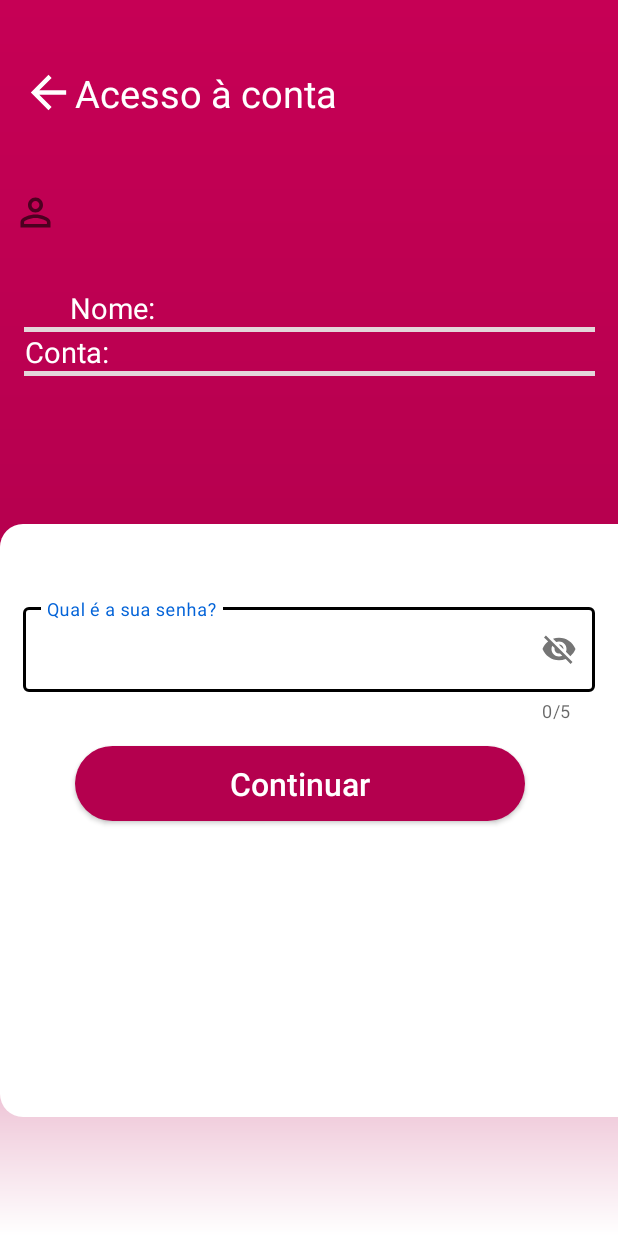
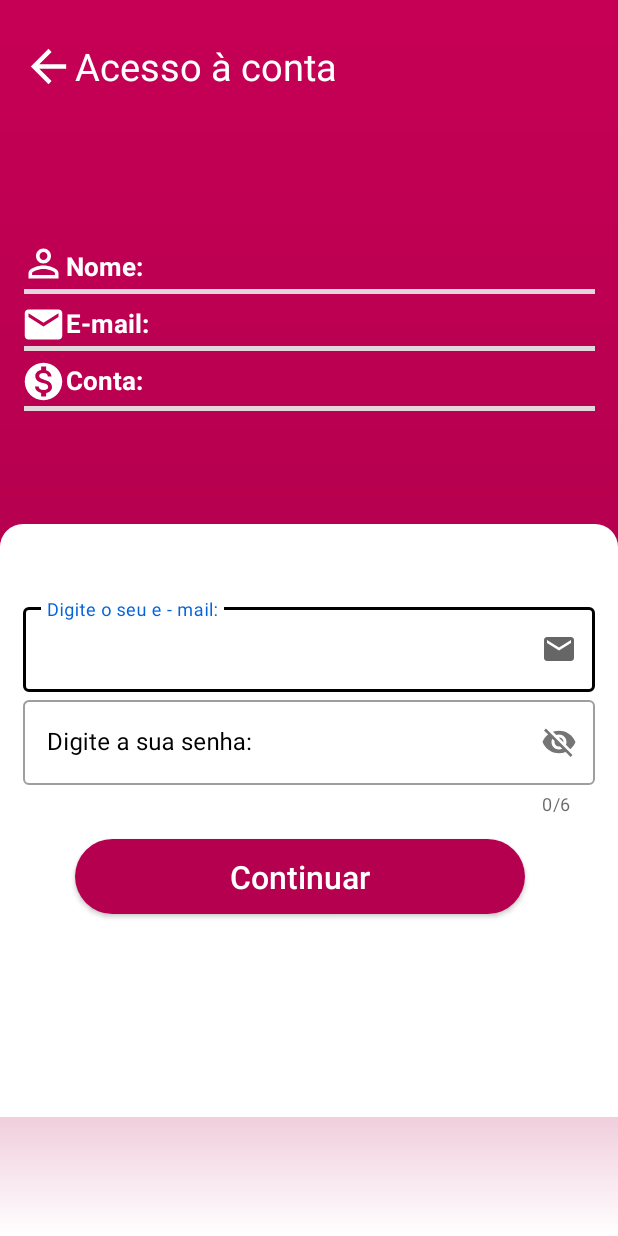
Before and after one commit to GILMARCOSSANTOS/BancoBradesil1.0, an Android app: the ActivityLogin screen opened directly, with no data from a screen before it, on a phone screen of 412 x 824 dp. Run offline under Robolectric (Android 15) with nearby library versions, the phone set to English and light mode, and no system bars; our stand-ins replace Firebase (no records; nobody signed in at launch, a user with empty details on screens opened directly).

Commit message:
Leitura dos dados do Firebase em Main Activity e Login; 27/12/2021

```diff
--- a/app/src/main/java/com/example/bancobradesil10/ActivityLogin.kt
+++ b/app/src/main/java/com/example/bancobradesil10/ActivityLogin.kt
@@ -9,6 +9,8 @@ import android.widget.ImageView
 import android.widget.TextView
 import androidx.appcompat.app.AppCompatActivity
 import com.google.android.material.snackbar.Snackbar
+import com.google.firebase.auth.FirebaseAuth
+import com.google.firebase.firestore.FirebaseFirestore
 
 
 class ActivityLogin : AppCompatActivity() {
@@ -16,13 +18,17 @@ class ActivityLogin : AppCompatActivity() {
     /*
       Variáveis em Escopo Global:
        */
-    private lateinit var nomeActivityActivityLogin: TextView
-    private lateinit var numeroContaActivityLogin: TextView
+    private lateinit var textViewNumeroContaActivityLogin: TextView
     private lateinit var imageViewVoltar01: ImageView
     private lateinit var textViewVoltar01: TextView
     private lateinit var botaoContinuarActivityLogin: Button
     private lateinit var qualSenha: EditText
-    private lateinit var nomeActivityLogin: TextView
+    private lateinit var textViewNomeActivityLogin: TextView
+    private lateinit var textViewEmailActivityLogin: TextView
+    private var usuarioFirebaseActivityLogin: String = ""
+    private var emailFirebaseActivityLogin: String = ""
+    private var contaFirebaseActivityLogin: String = ""
+    val bancoDeDadosFirebaseActivityLogin = FirebaseFirestore.getInstance()
 
     override fun onCreate(savedInstanceState: Bundle?) {
         super.onCreate(savedInstanceState)
@@ -36,13 +42,14 @@ class ActivityLogin : AppCompatActivity() {
         /*
         Declaração de variáveis:
          */
-        nomeActivityActivityLogin =
+        textViewNomeActivityLogin =
             findViewById<TextView>(R.id.textViewNomeClienteActivityLoginId)
-        numeroContaActivityLogin =
+       textViewNumeroContaActivityLogin =
             findViewById<TextView>(R.id.textViewNumeroContaLoginActivityId)
         imageViewVoltar01 = findViewById<ImageView>(R.id.imageViewVoltarLoginId)
         textViewVoltar01 = findViewById<TextView>(R.id.textViewVoltarLoginId)
         botaoContinuarActivityLogin = findViewById<Button>(R.id.botaoAContinuarActivityLoginId)
+        textViewEmailActivityLogin = findViewById(R.id.textViewEmailLoginActivityId)
 
         /*
         Criar Funções:
@@ -50,6 +57,8 @@ class ActivityLogin : AppCompatActivity() {
         textViewVoltar01.setOnClickListener { textViewVoltarActivityLogin() }
         botaoContinuarActivityLogin.setOnClickListener { botaoContinuar() }
         imageViewVoltar01.setOnClickListener { imageViewVoltarActivityLogin() }
+
+
     }
 
     /*
@@ -57,7 +66,8 @@ class ActivityLogin : AppCompatActivity() {
      */
     private fun botaoContinuar() {
         //Declaração das variáveis:
-        val mensagemConta = intent.getStringExtra("chaveSenha")
+
+        //Reconhecer usuário atual e fazer LOGIN no Firebase:
 
         if (qualSenha.text.toString().isEmpty()) {
             val snackBar = Snackbar.make(
@@ -66,17 +76,6 @@ class ActivityLogin : AppCompatActivity() {
                 Snackbar.LENGTH_LONG
             )
             snackBar.show()
-        }
-        if (qualSenha.text.toString() != mensagemConta.toString()) {
-            val snackBar =
-                Snackbar.make(botaoContinuarActivityLogin, "Senha Errada!", Snackbar.LENGTH_LONG)
-            snackBar.show()
-        }
-        if (qualSenha.text.toString() == mensagemConta.toString()) {
-            val intent = Intent(this, ActivityConta::class.java).apply {
-
-            }
-            startActivity(intent)
         }
     }
 
@@ -99,4 +98,23 @@ class ActivityLogin : AppCompatActivity() {
         // startActivity(intent)
         finish()
     }
+
+    override fun onStart() {
+        super.onStart()
+        usuarioFirebaseActivityLogin = FirebaseAuth.getInstance().currentUser!!.uid
+        emailFirebaseActivityLogin = FirebaseAuth.getInstance().currentUser.toString()
+        contaFirebaseActivityLogin = FirebaseAuth.getInstance().currentUser.toString()
+
+        val documentReference =
+            bancoDeDadosFirebaseActivityLogin.collection("UsuariosFirebase")
+                .document(usuarioFirebaseActivityLogin)
+        documentReference.addSnapshotListener { value, error ->
+            if (value != null) {
+               textViewNomeActivityLogin.text = value.getString("NomeUsuario")
+               textViewEmailActivityLogin.text = value.getString("EmailUsuario")
+               textViewNumeroContaActivityLogin.text = value.getString("NumeroConta")
+            }
+        }
+    }
+
 }
--- a/app/src/main/res/drawable/botao_redondo01.xml
+++ b/app/src/main/res/drawable/botao_redondo01.xml
@@ -3,7 +3,7 @@
 <shape xmlns:android="http://schemas.android.com/apk/res/android">
 
     <corners android:topLeftRadius="15dp"
-        android:bottomLeftRadius="15dp"
+        android:topRightRadius="15dp"
         />
 
     <solid android:color="@color/white01"/>
--- a/app/src/main/res/layout/activity_login.xml
+++ b/app/src/main/res/layout/activity_login.xml
@@ -12,6 +12,7 @@
         android:id="@+id/imageViewVoltarLoginId"
         android:layout_width="35dp"
         android:layout_height="35dp"
+        android:layout_marginTop="-35dp"
         android:scaleType="centerCrop"
         android:src="@drawable/voltar_icone"
         android:tint="@color/white01"
@@ -22,6 +23,7 @@
     <com.google.android.material.textview.MaterialTextView
         android:id="@+id/textViewVoltarLoginId"
         android:layout_width="wrap_content"
+        android:layout_marginTop="-35dp"
         android:layout_height="wrap_content"
         android:gravity="center"
         android:text="@string/acessoAconta"
@@ -34,6 +36,7 @@
     <androidx.appcompat.widget.LinearLayoutCompat
         android:id="@+id/linerLayoutContasId"
         android:layout_width="395dp"
+        android:layout_marginTop="45dp"
         android:layout_height="175dp"
         android:orientation="vertical"
         app:layout_constraintBottom_toTopOf="@+id/linearLayout"
@@ -42,47 +45,93 @@
         app:layout_constraintTop_toBottomOf="@+id/textViewVoltarLoginId">
 
         <com.google.android.material.imageview.ShapeableImageView
+            android:layout_width="30dp"
+            android:layout_height="30dp"
+            android:layout_marginStart="5dp"
+            android:layout_marginTop="20dp"
             android:src="@drawable/pessoa"
-            android:layout_width="30dp"
-            android:layout_height="30dp"/>
+            app:tint="@color/white01" />
 
         <com.google.android.material.textview.MaterialTextView
             android:id="@+id/textViewNomeClienteActivityLoginId"
             android:layout_width="match_parent"
             android:layout_height="wrap_content"
-            android:layout_marginStart="38dp"
+            android:layout_marginStart="35dp"
+            android:layout_marginTop="-25dp"
             android:layout_marginEnd="8dp"
-            android:layout_marginTop="35dp"
             android:hint="@string/nome"
             android:text="@string/nomeCliente"
             android:textColor="@color/white01"
             android:textColorHint="@color/white01"
-            android:textSize="19sp" />
-
+            android:textSize="17sp"
+            android:textStyle="bold" />
 
         <View
             android:layout_width="match_parent"
             android:layout_height="3dp"
             android:layout_marginStart="7dp"
+            android:layout_marginTop="3dp"
             android:layout_marginEnd="7dp"
             android:background="@color/cinzaOcultarSaldo" />
+
+        <com.google.android.material.imageview.ShapeableImageView
+            android:layout_width="30dp"
+            android:layout_height="30dp"
+            android:layout_marginStart="5dp"
+            android:layout_marginTop="5dp"
+            android:src="@drawable/email"
+            app:tint="@color/white01" />
+
+        <com.google.android.material.textview.MaterialTextView
+            android:id="@+id/textViewEmailLoginActivityId"
+            android:layout_width="match_parent"
+            android:layout_height="wrap_content"
+            android:layout_marginStart="35dp"
+            android:layout_marginTop="-28dp"
+            android:layout_marginEnd="8dp"
+            android:hint="@string/eMail"
+            android:text="@string/eMail"
+            android:textColor="@color/white01"
+            android:textColorHint="@color/white01"
+            android:textSize="17sp"
+            android:textStyle="bold" />
+
+        <View
+            android:layout_width="match_parent"
+            android:layout_height="3dp"
+            android:layout_marginStart="7dp"
+            android:layout_marginTop="3dp"
+            android:layout_marginEnd="7dp"
+            android:background="@color/cinzaOcultarSaldo" />
+
+        <com.google.android.material.imageview.ShapeableImageView
+            android:id="@+id/ImageViewContaActivityLogin"
+            android:layout_width="30dp"
+            android:layout_height="30dp"
+            android:layout_marginStart="5dp"
+            android:layout_marginTop="5dp"
+            android:src="@drawable/money_account"
+            app:tint="@color/white01" />
 
         <com.google.android.material.textview.MaterialTextView
             android:id="@+id/textViewNumeroContaLoginActivityId"
             android:layout_width="match_parent"
             android:layout_height="wrap_content"
+            android:layout_marginStart="35dp"
+            android:layout_marginTop="-28dp"
+            android:layout_marginEnd="8dp"
             android:hint="@string/conta"
             android:text="@string/numeroContaActivityMain"
-            android:layout_marginStart="8dp"
-            android:layout_marginEnd="8dp"
             android:textColor="@color/white01"
             android:textColorHint="@color/white01"
-            android:textSize="19sp" />
+            android:textSize="17sp"
+            android:textStyle="bold" />
 
         <View
             android:layout_width="match_parent"
             android:layout_height="3dp"
             android:layout_marginStart="7dp"
+            android:layout_marginTop="5dp"
             android:layout_marginEnd="7dp"
             android:background="@color/cinzaOcultarSaldo" />
 
@@ -125,19 +174,44 @@
             style="@style/Widget.MaterialComponents.TextInputLayout.OutlinedBox"
             android:layout_width="match_parent"
             android:layout_height="wrap_content"
+            android:layout_gravity="center"
             android:layout_marginStart="15dp"
             android:layout_marginTop="50dp"
             android:layout_marginEnd="15dp"
             android:background="@color/white01"
-            android:hint="@string/qualSenha"
+            android:hint="@string/digiteSeuEmail"
+            android:inputType="textEmailAddress"
+            android:textColorHint="@color/black"
+            android:textSize="20sp"
+            app:colorControlActivated="?attr/colorOnPrimary"
+            app:endIconDrawable="@drawable/email"
+            app:endIconMode="custom"
+            app:hintTextColor="#0363D8">
+
+            <com.google.android.material.textfield.TextInputEditText
+                android:id="@+id/editTextQualEmailLoginId"
+                android:layout_width="match_parent"
+                android:layout_height="wrap_content"
+                android:layout_gravity="center"
+                android:inputType="textEmailAddress" />
+        </com.google.android.material.textfield.TextInputLayout>
+
+        <com.google.android.material.textfield.TextInputLayout
+            style="@style/Widget.MaterialComponents.TextInputLayout.OutlinedBox"
+            android:layout_width="match_parent"
+            android:layout_height="wrap_content"
+            android:layout_marginStart="15dp"
+            android:layout_marginEnd="15dp"
+            android:background="@color/white01"
+            android:hint="@string/digiteSuaSenha"
             android:inputType="number"
             android:textColorHint="@color/black"
             android:textSize="20sp"
             app:colorControlActivated="?attr/colorOnPrimary"
             app:counterEnabled="true"
-            app:counterMaxLength="5"
-            app:passwordToggleEnabled="true"
-            app:hintTextColor="#0363D8">
+            app:counterMaxLength="6"
+            app:hintTextColor="#0363D8"
+            app:passwordToggleEnabled="true">
 
             <com.google.android.material.textfield.TextInputEditText
                 android:id="@+id/editTextQualSenhaLoginId"
--- a/app/src/main/res/layout/activity_main.xml
+++ b/app/src/main/res/layout/activity_main.xml
@@ -59,7 +59,10 @@
             android:layout_width="match_parent"
             android:layout_height="wrap_content"
             android:layout_marginStart="35dp"
+            android:hint="@string/nome"
+            android:text="@string/nome"
             android:textColor="@color/white01"
+            android:textColorHint="@color/white01"
             android:textSize="17sp"
             android:textStyle="bold"
             app:layout_constraintStart_toEndOf="@+id/imageViewPessoaId"
@@ -120,7 +123,6 @@
             app:layout_constraintBottom_toBottomOf="@+id/textViewNumeroContaMainActivityId"
             app:layout_constraintStart_toStartOf="parent"
             app:tint="@color/white01" />
-
 
         <com.google.android.material.textview.MaterialTextView
             android:id="@+id/textViewNumeroContaMainActivityId"
--- a/app/src/main/res/values/strings.xml
+++ b/app/src/main/res/values/strings.xml
@@ -41,5 +41,7 @@
     <string name="acessarContas">Acessar outras contas</string>
     <string name="situacaoErroEmailJaCadastrado">Situação: E-mail já cadastrado ou inválido. </string>
     <string name="situacaoEmailErroPreenchaOsDados">Situação: Preencha os seus dados. </string>
+    <string name="digiteSuaSenha">Digite a sua senha:</string>
+    <string name="digiteSeuEmail">Digite o seu e - mail:</string>
 
 </resources>
```
Also changed, not shown: app/src/main/java/com/example/bancobradesil10/ActivityCriarConta.kt (+131 -20 lines), app/src/main/java/com/example/bancobradesil10/MainActivity.kt (+20 -34 lines), app/src/main/res/layout/activity_criar_conta.xml (+22 -9 lines).
